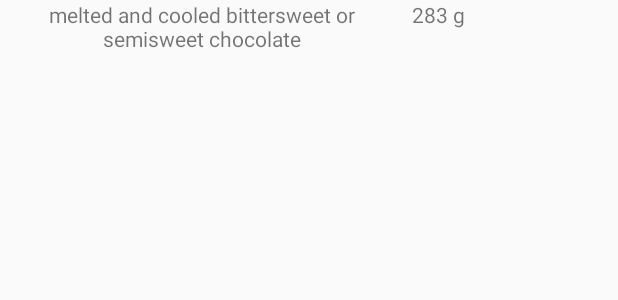
After one commit to lanakin/NanoBaking, an Android app: the layout recipe_ingredient_row.xml on its own in the app's theme, with its tools: preview values and no code run, on a phone screen of 412 x 824 dp. The commit adds this screen. Shown: the top 300 px of the screen. Run offline under Robolectric (Android 15) with nearby library versions, the phone set to English and light mode, and no system bars.

Commit message:
recipe detail ingredients

```diff
--- a/app/src/main/res/layout/activity_recipe_detail.xml
+++ b/app/src/main/res/layout/activity_recipe_detail.xml
@@ -23,7 +23,8 @@
             android:fitsSystemWindows="true"
             app:contentScrim="?attr/colorPrimary"
             app:layout_scrollFlags="scroll|exitUntilCollapsed"
-            app:toolbarId="@+id/toolbar">
+            app:toolbarId="@+id/toolbar"
+            >
 
             <android.support.v7.widget.Toolbar
                 android:id="@+id/detail_toolbar"
--- a/app/src/main/res/layout/recipe_detail.xml
+++ b/app/src/main/res/layout/recipe_detail.xml
@@ -9,7 +9,7 @@
 
     <TextView
         android:id="@+id/recipe_ingreds"
-        style="?android:attr/textAppearanceSmall"
+        style="?android:attr/textAppearanceMedium"
         android:layout_width="match_parent"
         android:layout_height="match_parent"
         android:padding="12dp"
@@ -17,9 +17,9 @@
         android:layout_marginLeft="20dp"
         android:layout_marginRight="20dp"
         android:layout_marginBottom="5dp"
-        android:textIsSelectable="true"
+        android:textIsSelectable="false"
         tools:context="annekenl.nanobaking.RecipeDetailFragment"
-        android:background="@drawable/white_card_bottom_shadow"
+        android:background="@drawable/white_rounded_card_shadow_border"
     />
 
 </LinearLayout>
--- /dev/null
+++ b/app/src/main/res/layout/recipe_ingredient_row.xml
@@ -0,0 +1,35 @@
+<?xml version="1.0" encoding="utf-8"?>
+<LinearLayout
+    xmlns:android="http://schemas.android.com/apk/res/android"
+    xmlns:tools="http://schemas.android.com/tools"
+    android:layout_width="match_parent"
+    android:layout_height="wrap_content"
+    android:orientation="horizontal"
+    android:weightSum="3"
+    android:id="@+id/recipe_ingredient_row"
+    >
+
+    <TextView
+        style="?android:attr/textAppearanceSmall"
+        android:layout_width="0px"
+        android:layout_weight="2"
+        android:layout_height="match_parent"
+        tools:text="melted and cooled bittersweet or semisweet chocolate"
+        android:gravity="center"
+        android:id="@+id/recipe_ingreds_name"
+        android:layout_marginBottom="10dp"
+        android:paddingRight="5dp"
+        />
+
+    <TextView
+        style="?android:attr/textAppearanceSmall"
+        android:layout_width="0px"
+        android:layout_weight="1"
+        android:layout_height="match_parent"
+        tools:text="283 g"
+        android:id="@+id/recipe_ingreds_measure"
+        android:layout_marginBottom="10dp"
+        />
+
+
+</LinearLayout>
--- a/app/src/main/res/values/dimens.xml
+++ b/app/src/main/res/values/dimens.xml
@@ -1,7 +1,7 @@
 <?xml version="1.0" encoding="utf-8"?>
 <resources>
     <dimen name="fab_margin">16dp</dimen>
-    <dimen name="app_bar_height">200dp</dimen>
+    <dimen name="app_bar_height">140dp</dimen>
     <dimen name="item_width">200dp</dimen>
     <dimen name="text_margin">16dp</dimen>
 </resources>
```
Also changed, not shown: app/src/main/java/annekenl/nanobaking/RecipeDetailActivity.java (+27 -19 lines), app/src/main/java/annekenl/nanobaking/RecipeDetailFragment.java (+14 -16 lines), app/src/main/java/annekenl/nanobaking/RecipeIngredsFragment.java (added, +58 -0 lines), app/src/main/res/layout/recipe_ingredients.xml (added, +18 -0 lines).
